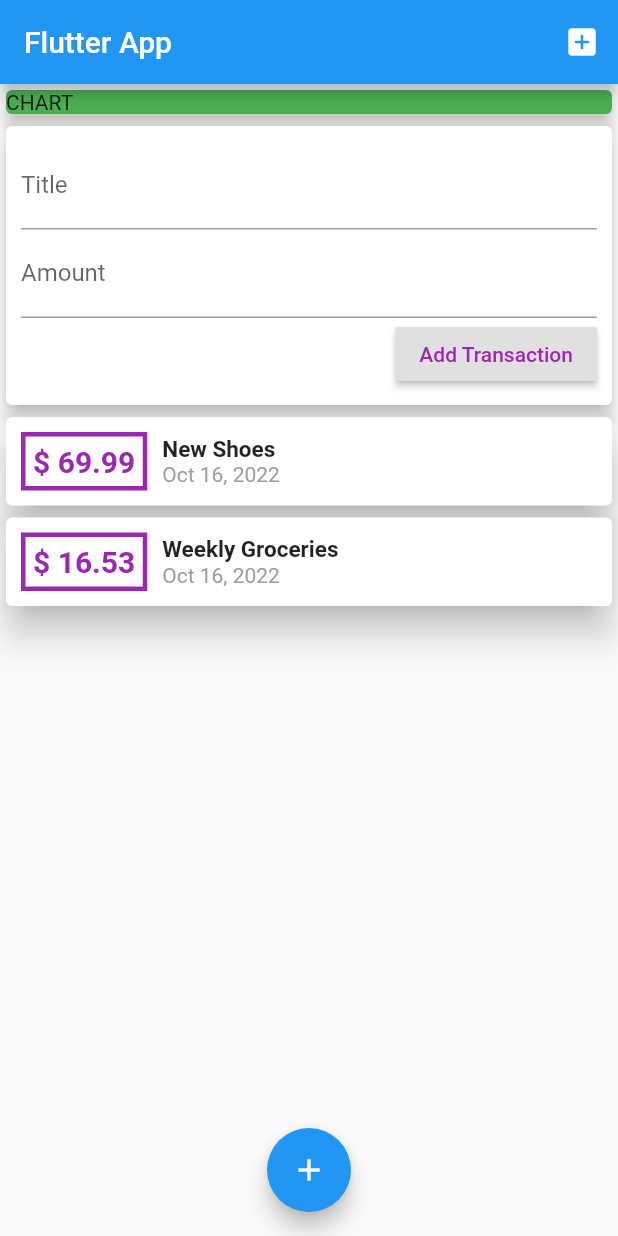
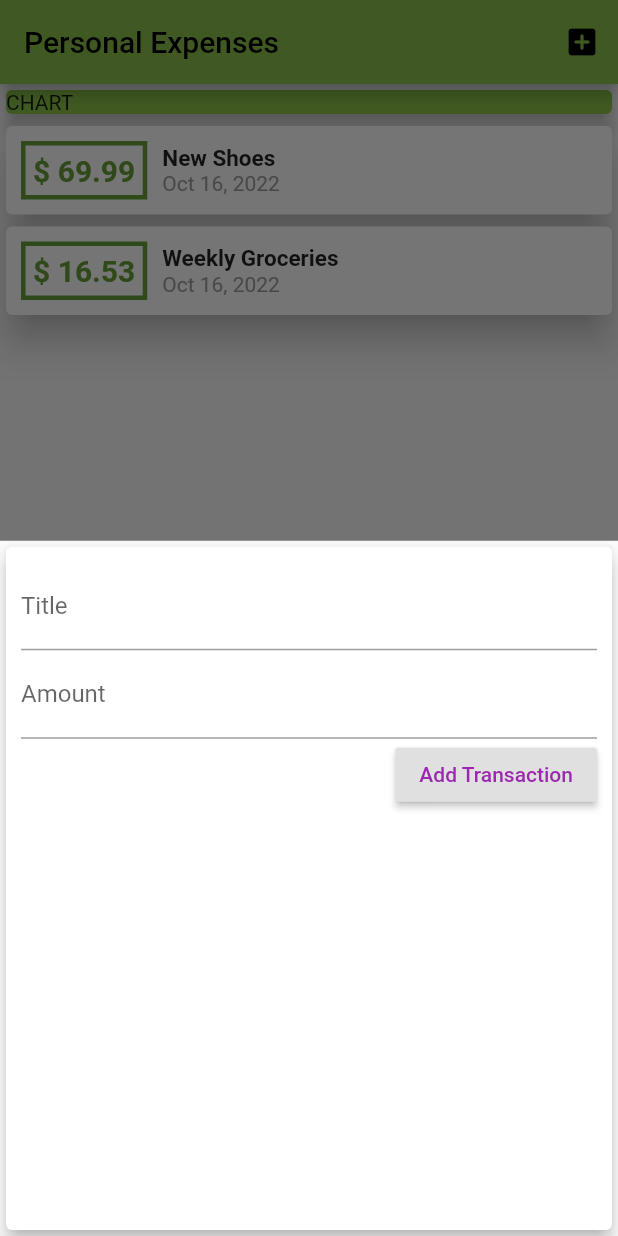
Before and after one commit to Abhijeet1005/Personal-Expenses-App, a Flutter app: the screen it shows after launch, after a tap on the "add box" icon, on a phone screen of 412 x 824 dp. Run offline on Flutter 3.47's test engine with Material 2 defaults, Android fonts, the phone set to English and light mode, and no system bars.

```diff
--- a/lib/main.dart
+++ b/lib/main.dart
@@ -10,9 +10,11 @@ class MyApp extends StatelessWidget {
   @override
   Widget build(BuildContext context) {
     return MaterialApp(
-      title: 'Flutter App',
+      title: 'Personal Expenses',
       home: MyHomePage(),
       debugShowCheckedModeBanner: false,
+      theme: ThemeData(
+          primarySwatch: Colors.lightGreen, accentColor: Colors.amber),
     );
   }
 }
@@ -23,15 +25,6 @@ class MyHomePage extends StatefulWidget {
 }
 
 class _MyHomePageState extends State<MyHomePage> {
-  void StartAddNewTransaction(BuildContext ctx) {
-    showModalBottomSheet(
-      context: ctx,
-      builder: (_) {
-        return NewTransaction(_addNewTransactions);
-      },
-    );
-  }
-
   final List<Transaction> _userTransactions = [
     Transaction(
       id: 't1',
@@ -58,13 +51,28 @@ class _MyHomePageState extends State<MyHomePage> {
     });
   }
 
+  void _startAddNewTransaction(BuildContext ctx) {
+    showModalBottomSheet(
+      context: ctx,
+      builder: (_) {
+        return GestureDetector(
+          child: NewTransaction(_addNewTransactions),
+          onTap: () {},
+          behavior: HitTestBehavior.opaque,
+        );
+      },
+    );
+  }
+
   @override
   Widget build(BuildContext context) {
     return Scaffold(
       appBar: AppBar(
-        title: Text('Flutter App'),
+        title: Text('Personal Expenses'),
         actions: <Widget>[
-          IconButton(onPressed: () {}, icon: Icon(Icons.add_box_rounded))
+          IconButton(
+              onPressed: () => _startAddNewTransaction(context),
+              icon: Icon(Icons.add_box_rounded))
         ],
       ),
       body: SingleChildScrollView(
@@ -74,10 +82,9 @@ class _MyHomePageState extends State<MyHomePage> {
           children: [
             Card(
               child: Text('CHART'),
-              color: Colors.green,
+              color: Theme.of(context).primaryColor,
               elevation: 5,
             ),
-            NewTransaction(_addNewTransactions),
             TransactionList(_userTransactions),
           ],
         ),
@@ -85,7 +92,7 @@ class _MyHomePageState extends State<MyHomePage> {
       floatingActionButtonLocation: FloatingActionButtonLocation.centerFloat,
       floatingActionButton: FloatingActionButton(
         child: Icon(Icons.add),
-        onPressed: () {},
+        onPressed: () => _startAddNewTransaction(context),
       ),
     );
   }
--- a/lib/widgets/new_transactions.dart
+++ b/lib/widgets/new_transactions.dart
@@ -1,11 +1,19 @@
 import 'package:flutter/material.dart';
 
-class NewTransaction extends StatelessWidget {
-  final titleController = TextEditingController();
-  final amountController = TextEditingController();
+class NewTransaction extends StatefulWidget {
   final Function addTx;
 
   NewTransaction(this.addTx);
+
+  @override
+  State<NewTransaction> createState() => _NewTransactionState();
+}
+
+class _NewTransactionState extends State<NewTransaction> {
+  final titleController = TextEditingController();
+
+  final amountController = TextEditingController();
+
   void submitData() {
     final enteredTitle = titleController.text;
     final enteredAmount = double.parse(amountController.text);
@@ -13,10 +21,12 @@ class NewTransaction extends StatelessWidget {
     if (enteredTitle.isEmpty || enteredAmount <= 0) {
       return;
     }
-    addTx(
+    widget.addTx(
       enteredTitle,
       enteredAmount,
     );
+
+    Navigator.of(context).pop();
   }
 
   @override
--- a/lib/widgets/transactions_list.dart
+++ b/lib/widgets/transactions_list.dart
@@ -21,12 +21,14 @@ class TransactionList extends StatelessWidget {
                       '\$ ${transactions[index].amount.toStringAsFixed(2)}',
                       style: TextStyle(
                           fontWeight: FontWeight.bold,
-                          color: Colors.purple,
+                          color: Theme.of(context).primaryColorDark,
                           fontSize: 20),
                     ),
                     margin: EdgeInsets.all(10),
                     decoration: BoxDecoration(
-                        border: Border.all(color: Colors.purple, width: 3)),
+                        border: Border.all(
+                            color: Theme.of(context).primaryColorDark,
+                            width: 3)),
                     padding: EdgeInsets.all(5),
                   ),
                   Column(
```
